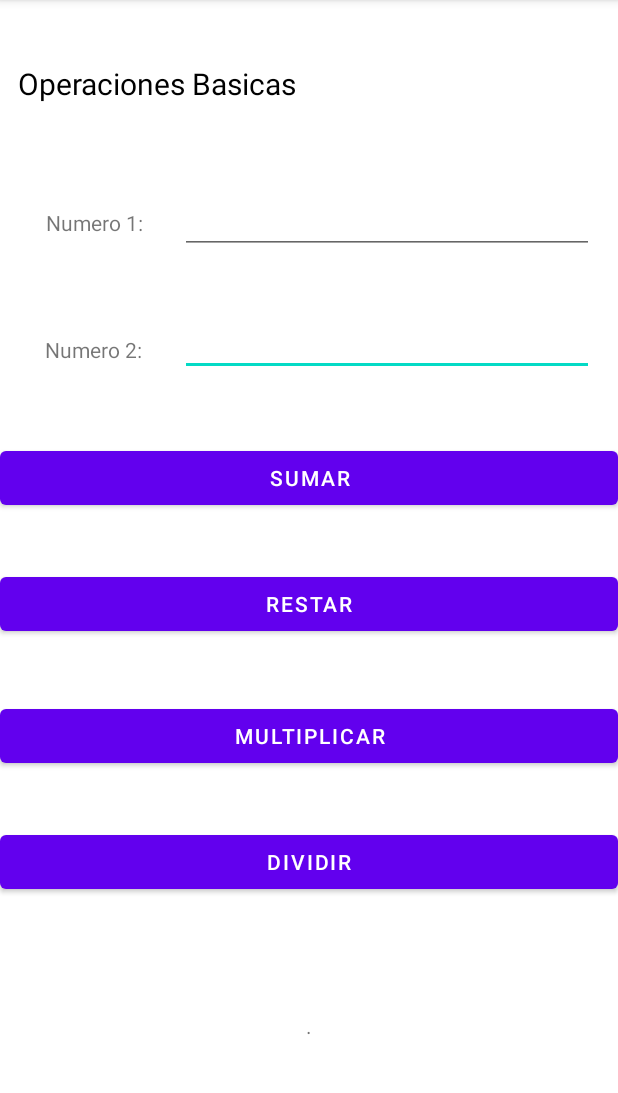
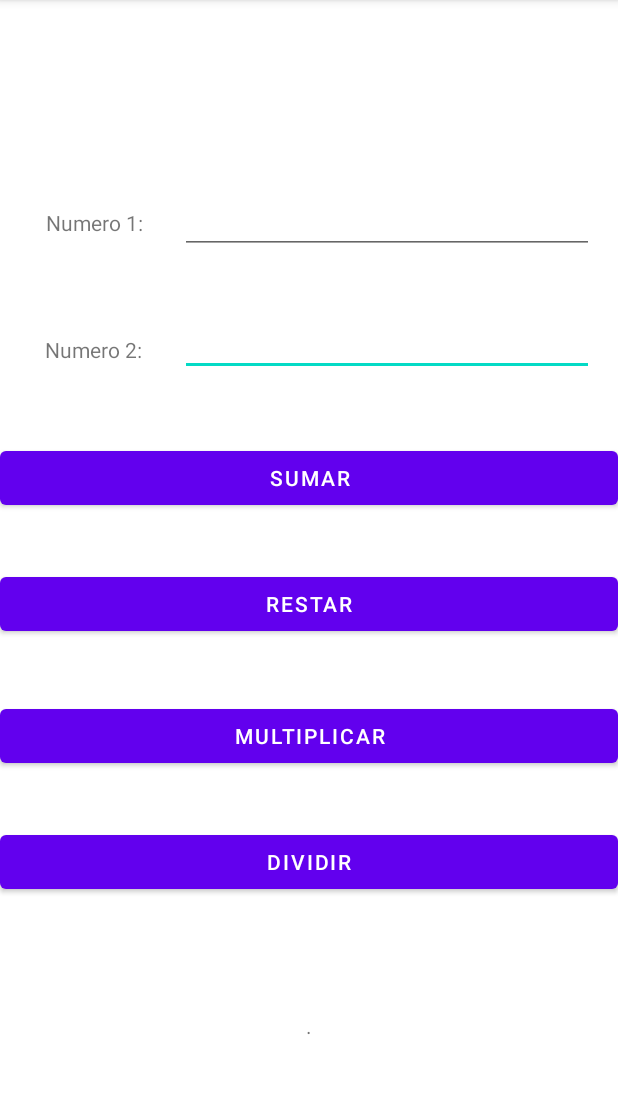
Before and after one commit to levinlainez/Tarea_1.1, an Android app: the screen it shows after launch (MainActivity), on a phone screen of 412 x 824 dp, the part 84-1177 px from its top. Run offline under Robolectric (Android 15) with nearby library versions, the phone set to English and light mode, and no system bars.

Commit message:
Cambio de color en la aplicacion

```diff
--- a/Tarea_1.1/app/src/main/res/layout/activity_main.xml
+++ b/Tarea_1.1/app/src/main/res/layout/activity_main.xml
@@ -97,7 +97,7 @@
         android:layout_marginStart="32dp"
         android:layout_marginEnd="8dp"
         android:text="Operaciones Basicas"
-        android:textColor="#000"
+        android:textColor="#fff"
         android:textSize="20sp"
         app:layout_constraintBottom_toTopOf="@+id/txtNum1"
         app:layout_constraintEnd_toEndOf="parent"
--- a/Tarea_1.1/app/src/main/res/layout/activity_resultado_operaciones.xml
+++ b/Tarea_1.1/app/src/main/res/layout/activity_resultado_operaciones.xml
@@ -12,7 +12,7 @@
         android:layout_height="40dp"
         android:layout_marginTop="140dp"
         android:text="El resultado de:"
-        android:textColor="#000"
+        android:textColor="#fff"
         android:textSize="20sp"
         app:layout_constraintEnd_toEndOf="parent"
         app:layout_constraintHorizontal_bias="0.498"
@@ -23,7 +23,7 @@
         android:id="@+id/txtResultado"
         android:layout_width="wrap_content"
         android:layout_height="40dp"
-        android:textColor="#000"
+        android:textColor="#fff"
         android:textSize="20sp"
         app:layout_constraintBottom_toBottomOf="parent"
         app:layout_constraintEnd_toEndOf="parent"
```
